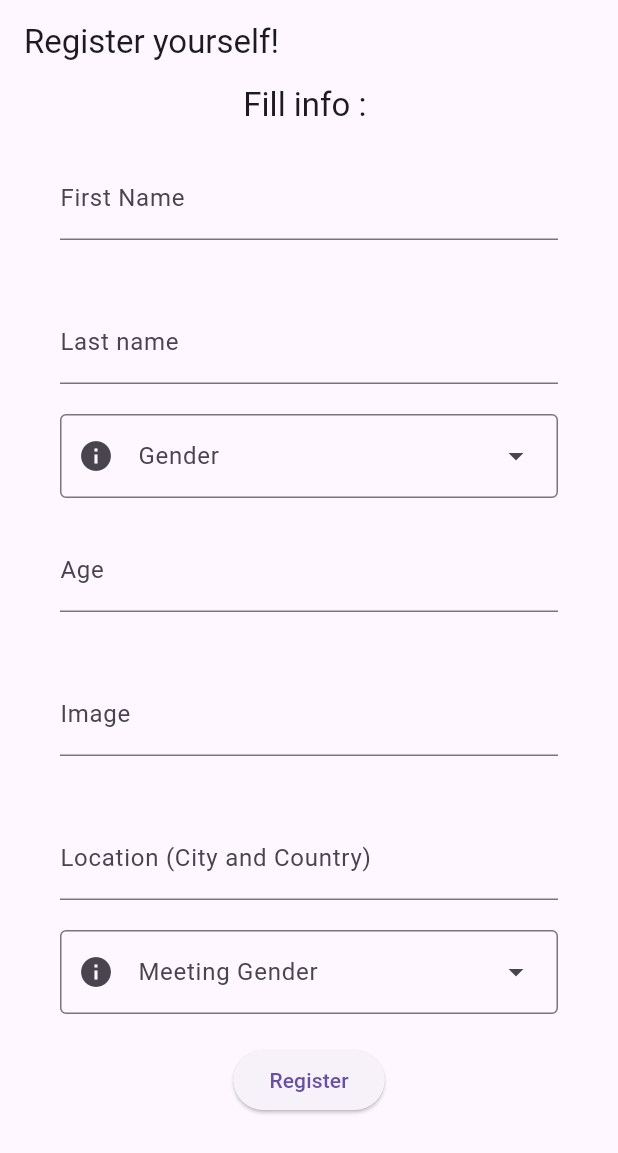
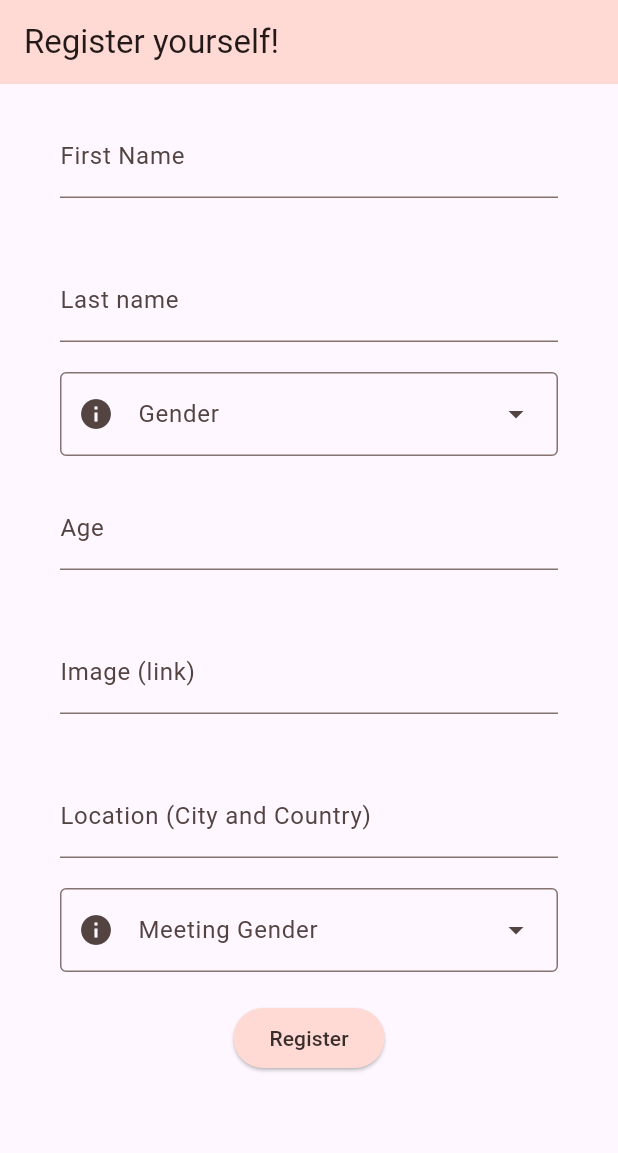
Before and after one commit to Flutter007/lab52, a Flutter app: the screen it shows after launch, on a phone screen of 412 x 824 dp. Shown: the top 1153 px of the screen. Run offline on Flutter 3.47's test engine with Material 3 defaults, Android fonts, the phone set to English and light mode, and no system bars; accounts and stored records are empty.

Commit message:
Added Light and Dark themes, refactored some code,deleted unnecessary things,checked Providers and logic of App.

```diff
--- a/lib/lab52.dart
+++ b/lib/lab52.dart
@@ -2,9 +2,10 @@ import 'package:flutter/material.dart';
 import 'package:lab52/app_routes.dart';
 import 'package:lab52/provider/person_list_provider.dart';
 import 'package:lab52/provider/user_provider.dart';
-import 'package:lab52/screens/chat_history_screen.dart';
 import 'package:lab52/screens/home_navigation_screen.dart';
 import 'package:lab52/screens/registration_screen.dart';
+import 'package:lab52/theme/dark_theme.dart';
+import 'package:lab52/theme/light_theme.dart';
 import 'package:provider/provider.dart';
 
 class Lab52 extends StatefulWidget {
@@ -23,11 +24,13 @@ class _Lab52State extends State<Lab52> {
         ChangeNotifierProvider(create: (context) => PersonListProvider()),
       ],
       child: MaterialApp(
+        theme: lightTheme,
+        darkTheme: darkTheme,
+        themeMode: ThemeMode.system,
         initialRoute: AppRoutes.registration,
         routes: {
           AppRoutes.registration: (ctx) => RegistrationScreen(),
           AppRoutes.home: (ctx) => HomeNavigatorScreen(),
-          AppRoutes.chat: (ctx) => ChatHistoryScreen(),
         },
       ),
     );
--- a/lib/provider/person_provider.dart
+++ /dev/null
@@ -1,11 +0,0 @@
-import 'package:flutter/material.dart';
-
-class Person extends ChangeNotifier {
-  Person? _person;
-  Person? get user => _person;
-
-  void setUser(Person person) {
-    _person = person;
-    notifyListeners();
-  }
-}
--- a/lib/provider/user_provider.dart
+++ b/lib/provider/user_provider.dart
@@ -9,14 +9,15 @@ class UserProvider extends ChangeNotifier {
   String? get selectedGender => _selectedGender;
   User? _user;
   User? get user => _user;
+
   void setUser(User user) {
     _user = user;
     notifyListeners();
   }
 
-  void setGender(String? meetGender, String? gender) {
+  void setGender(String? gender, String? meetGender) {
+    _selectedMeetGender = meetGender;
     _selectedGender = gender;
-    _selectedMeetGender = meetGender;
     notifyListeners();
   }
 }
--- a/lib/screens/profile_screen.dart
+++ b/lib/screens/profile_screen.dart
@@ -28,7 +28,7 @@ class _ProfileScreenState extends State<ProfileScreen> {
   void saveChanges() {
     if (controller.formKey.currentState!.validate()) {
       final user = controller.getUser(
-        context.read<UserProvider>().selectedGender!,
+        context.read<UserProvider>().selectedMeetGender!,
       );
       context.read<UserProvider>().setUser(user);
       Navigator.pop(context);
--- a/lib/screens/registration_screen.dart
+++ b/lib/screens/registration_screen.dart
@@ -41,13 +41,11 @@ class _RegistrationScreenState extends State<RegistrationScreen> {
 
   @override
   Widget build(BuildContext context) {
-    final theme = Theme.of(context);
     return Scaffold(
       appBar: AppBar(title: Text('Register yourself!')),
       body: SingleChildScrollView(
         child: Column(
           children: [
-            Text('Fill info : ', style: theme.textTheme.titleLarge),
             RegistrationForm(
               firstMenu: GenderDropDownMenu(
                 txt: 'Gender',
@@ -61,7 +59,9 @@ class _RegistrationScreenState extends State<RegistrationScreen> {
               controller: controller,
               secondMenu: GenderDropDownMenu(
                 txt: 'Meeting Gender',
-                icon: Icon(userGender == 'male' ? Icons.male : Icons.female),
+                icon: Icon(
+                  userMeetingGender == 'male' ? Icons.male : Icons.female,
+                ),
                 onSelected: (value) {
                   setState(() {
                     userMeetingGender = value;
--- /dev/null
+++ b/lib/theme/dark_theme.dart
@@ -0,0 +1,35 @@
+import 'package:flutter/material.dart';
+
+import 'color.dart';
+
+final darkColorScheme = ColorScheme.fromSeed(
+  seedColor: Colors.red,
+  brightness: Brightness.dark,
+);
+
+final darkCustomColor = CustomColor(
+  bottomNavBarSelectedColor: Colors.white,
+  cardBackgroundColor: Colors.grey.shade200,
+  redShade: Colors.red.shade900,
+  txtColor: Colors.black,
+);
+final darkTheme = ThemeData.dark().copyWith(
+  colorScheme: darkColorScheme,
+  extensions: [darkCustomColor],
+  appBarTheme: AppBarTheme(backgroundColor: darkColorScheme.primaryContainer),
+  bottomNavigationBarTheme: BottomNavigationBarThemeData(
+    backgroundColor: darkColorScheme.primary,
+    selectedItemColor: darkCustomColor.bottomNavBarSelectedColor,
+    unselectedItemColor: darkColorScheme.onPrimary,
+    selectedIconTheme: IconThemeData(color: darkCustomColor.redShade),
+  ),
+  iconTheme: IconThemeData(color: darkCustomColor.redShade),
+  cardTheme: CardTheme(color: darkCustomColor.cardBackgroundColor),
+  elevatedButtonTheme: ElevatedButtonThemeData(
+    style: ElevatedButton.styleFrom(
+      backgroundColor: darkColorScheme.inverseSurface,
+      foregroundColor: darkColorScheme.onInverseSurface,
+      iconColor: darkColorScheme.surface,
+    ),
+  ),
+);
--- /dev/null
+++ b/lib/theme/light_theme.dart
@@ -0,0 +1,32 @@
+import 'package:flutter/material.dart';
+import 'package:lab52/theme/color.dart';
+
+final lightColorScheme = ColorScheme.fromSeed(seedColor: Colors.red);
+
+final lightCustomColor = CustomColor(
+  bottomNavBarSelectedColor: Colors.white,
+  cardBackgroundColor: Colors.grey.shade100,
+  redShade: Colors.red.shade400,
+  txtColor: Colors.black,
+);
+
+final lightTheme = ThemeData.light().copyWith(
+  colorScheme: lightColorScheme,
+  extensions: [lightCustomColor],
+  appBarTheme: AppBarTheme(backgroundColor: lightColorScheme.primaryContainer),
+  bottomNavigationBarTheme: BottomNavigationBarThemeData(
+    backgroundColor: lightColorScheme.primary,
+    selectedItemColor: lightCustomColor.bottomNavBarSelectedColor,
+    unselectedItemColor: lightColorScheme.onPrimary,
+    selectedIconTheme: IconThemeData(color: lightCustomColor.redShade),
+  ),
+
+  cardTheme: CardTheme(color: lightCustomColor.cardBackgroundColor),
+  elevatedButtonTheme: ElevatedButtonThemeData(
+    style: ElevatedButton.styleFrom(
+      backgroundColor: lightColorScheme.primaryContainer,
+      foregroundColor: lightColorScheme.inverseSurface,
+      iconColor: lightColorScheme.inverseSurface,
+    ),
+  ),
+);
--- a/lib/widgets/custom_navigator_destination.dart
+++ b/lib/widgets/custom_navigator_destination.dart
@@ -1,5 +1,6 @@
 import 'package:flutter/material.dart';
 
+import '../theme/color.dart';
 import 'custom_icon.dart';
 
 class CustomNavigatorDestination extends StatelessWidget {
@@ -15,10 +16,11 @@ class CustomNavigatorDestination extends StatelessWidget {
   @override
   Widget build(BuildContext context) {
     final theme = Theme.of(context);
+    final customColor = theme.extension<CustomColor>()!;
     final inverseSurface = theme.colorScheme.inverseSurface;
     return NavigationDestination(
       icon: CustomIcon(icon: icon, color: inverseSurface),
-      selectedIcon: CustomIcon(icon: icon, color: theme.colorScheme.error),
+      selectedIcon: CustomIcon(icon: icon, color: customColor.redShade),
       label: label,
     );
   }
--- a/lib/widgets/custom_text.dart
+++ b/lib/widgets/custom_text.dart
@@ -1,4 +1,6 @@
 import 'package:flutter/material.dart';
+
+import '../theme/color.dart';
 
 class CustomText extends StatelessWidget {
   final String txt;
@@ -7,10 +9,11 @@ class CustomText extends StatelessWidget {
   @override
   Widget build(BuildContext context) {
     final theme = Theme.of(context);
+    final customColor = theme.extension<CustomColor>()!;
     return Expanded(
       child: Text(
         txt,
-        style: theme.textTheme.titleMedium,
+        style: TextStyle(color: customColor.txtColor),
         overflow: TextOverflow.ellipsis,
         maxLines: 2,
       ),
--- a/lib/widgets/registration_form/registration_form.dart
+++ b/lib/widgets/registration_form/registration_form.dart
@@ -59,7 +59,7 @@ class _RegistrationFormState extends State<RegistrationForm> {
               labelText: 'Age',
               validator: (value) {
                 if (value == null || value.isEmpty) {
-                  return 'Please enter your age name';
+                  return 'Please enter your age ';
                 } else if (int.parse(value) < 18) {
                   return 'You are not old enough';
                 }
@@ -69,7 +69,7 @@ class _RegistrationFormState extends State<RegistrationForm> {
             CustomTextFormField(
               controller: widget.controller.imageController,
               keyboardType: TextInputType.url,
-              labelText: 'Image',
+              labelText: 'Image (link)',
               validator: (value) {
                 if (value == null || value.isEmpty) {
                   return 'Please enter your image ';
```
Also changed, not shown: lib/screens/find_person_screen.dart (+14 -14 lines), lib/theme/color.dart (added, +53 -0 lines), lib/widgets/person_short_card.dart (+15 -4 lines).
